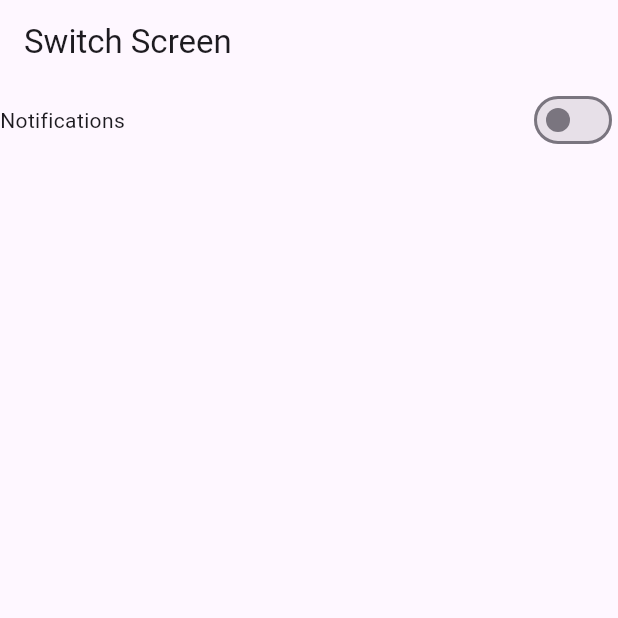
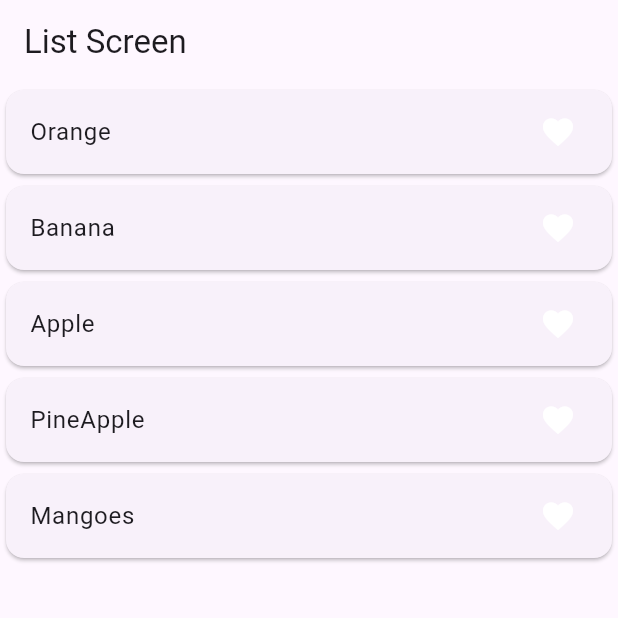
Before and after one commit to AleeHassan0/Get-X, a Flutter app: the screen it shows after launch, on a phone screen of 412 x 824 dp, the top half of it. Run offline on Flutter 3.47's test engine with Material 3 defaults, Android fonts, the phone set to English and light mode, and no system bars; our stand-ins replace get.

Commit message:
getX tutorials

```diff
--- /dev/null
+++ b/lib/getXList/favouriteController.dart
@@ -0,0 +1,15 @@
+import 'package:get/get.dart';
+
+class Favouritecontroller extends GetxController {
+  RxList<String> fruitList =
+      ['Orange', 'Banana', 'Apple', 'PineApple', 'Mangoes'].obs;
+  RxList favFruit = [].obs;
+
+  addToFav(String value) {
+    favFruit.add(value);
+  }
+
+  removeFromFav(String value) {
+    favFruit.remove(value);
+  }
+}
--- /dev/null
+++ b/lib/getXList/listScreen.dart
@@ -0,0 +1,49 @@
+import 'package:flutter/material.dart';
+import 'package:get/get.dart';
+import 'package:getx/getXList/favouriteController.dart';
+
+class Listscreen extends StatefulWidget {
+  const Listscreen({super.key});
+
+  @override
+  State<Listscreen> createState() => _ListscreenState();
+}
+
+class _ListscreenState extends State<Listscreen> {
+  Favouritecontroller favouritecontroller = Get.put(Favouritecontroller());
+
+  @override
+  Widget build(BuildContext context) {
+    return Scaffold(
+      appBar: AppBar(
+        title: const Text("List Screen"),
+      ),
+      body: ListView.builder(
+          itemCount: favouritecontroller.fruitList.length,
+          itemBuilder: (context, index) {
+            return Card(
+              child: ListTile(
+                onTap: () {
+                  if (favouritecontroller.favFruit.contains(
+                      favouritecontroller.fruitList[index].toString())) {
+                    favouritecontroller.removeFromFav(
+                        favouritecontroller.fruitList[index].toString());
+                  } else {
+                    favouritecontroller.addToFav(
+                        favouritecontroller.fruitList[index].toString());
+                  }
+                },
+                title: Text(favouritecontroller.fruitList[index].toString()),
+                trailing: Obx(() => Icon(
+                      Icons.favorite,
+                      color: favouritecontroller.favFruit.contains(
+                              favouritecontroller.fruitList[index].toString())
+                          ? Colors.red
+                          : Colors.white,
+                    )),
+              ),
+            );
+          }),
+    );
+  }
+}
--- a/lib/main.dart
+++ b/lib/main.dart
@@ -1,9 +1,7 @@
 import 'package:flutter/material.dart';
 import 'package:get/route_manager.dart';
+import 'package:getx/getXList/listScreen.dart';
 import 'package:getx/languages/languages.dart';
-import 'package:getx/languages/languages_screen.dart';
-import 'package:getx/opacity/colorOpacityScreen.dart';
-import 'package:getx/statemanagement/counterScreen.dart';
 import 'package:getx/switch/switchScreen.dart';
 
 void main() {
@@ -27,7 +25,7 @@ class MyApp extends StatelessWidget {
         colorScheme: ColorScheme.fromSeed(seedColor: Colors.deepPurple),
         useMaterial3: true,
       ),
-      home: const Switchscreen(),
+      home: const Listscreen(),
     );
   }
 }
--- a/lib/switch/switchScreen.dart
+++ b/lib/switch/switchScreen.dart
@@ -17,12 +17,17 @@ class _SwitchscreenState extends State<Switchscreen> {
       appBar: AppBar(
         title: const Text("Switch Screen"),
       ),
-      body: Column(
+      body: Padding(
+        padding: const EdgeInsets.symmetric(horizontal: 10),
+        child: Column(
           children: [
             Row(
               mainAxisAlignment: MainAxisAlignment.spaceBetween,
               children: [
-              const Text('Notifications'),
+                const Text(
+                  'Notifications',
+                  style: TextStyle(fontSize: 20),
+                ),
                 Obx(() => Switch(
                     value: switchcontroller.notification.value,
                     onChanged: (value) {
@@ -32,6 +37,7 @@ class _SwitchscreenState extends State<Switchscreen> {
             )
           ],
         ),
+      ),
     );
   }
 }
--- a/pubspec.yaml
+++ b/pubspec.yaml
@@ -36,6 +36,7 @@ dependencies:
   # Use with the CupertinoIcons class for iOS style icons.
   cupertino_icons: ^1.0.8
   get: ^4.6.6
+  image_picker: ^1.1.2
 
 dev_dependencies:
   flutter_test:
```
Also changed, not shown: pubspec.lock, 11 other files. Lines whose indentation alone changed are shown as unchanged.
